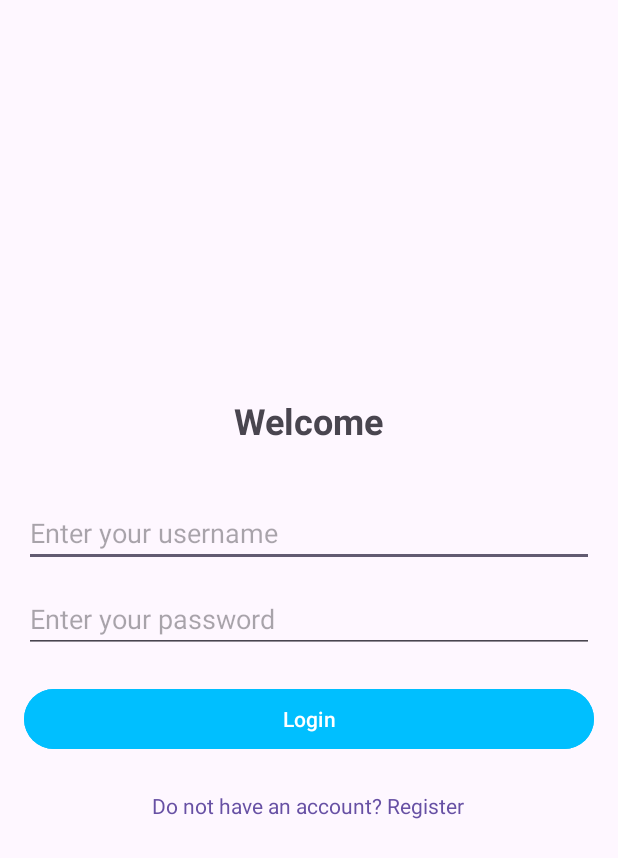
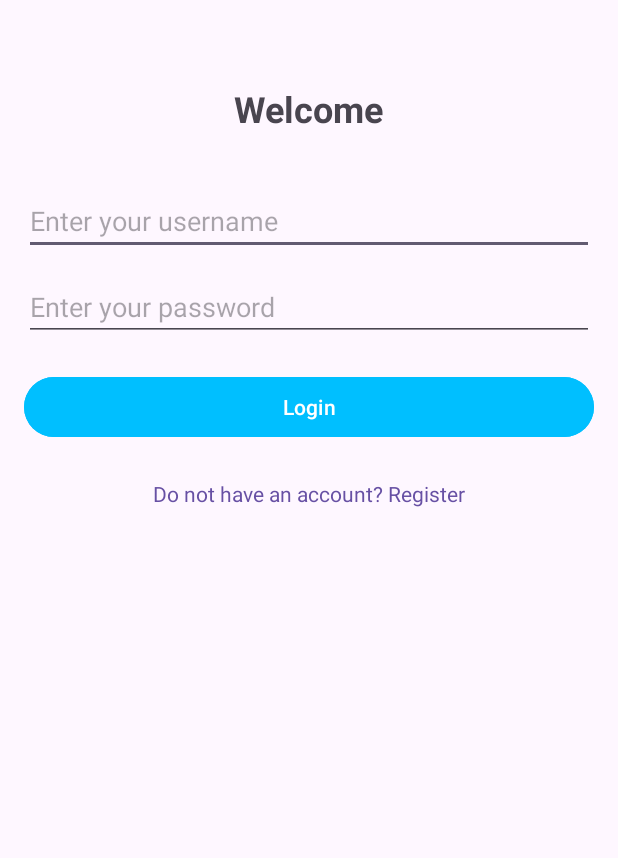
Before and after one commit to xn-dung/demoApp, an Android app: the screen it shows after launch (MainActivity), on a phone screen of 412 x 824 dp. Shown: the top 858 px of the screen. Run offline under Robolectric (Android 15) with nearby library versions, the phone set to English and light mode, and no system bars; our stand-ins replace Volley.

Commit message:
gồm cả backend và activity

```diff
--- a/app/build.gradle.kts
+++ b/app/build.gradle.kts
@@ -40,6 +40,6 @@ dependencies {
     testImplementation(libs.junit)
     androidTestImplementation(libs.ext.junit)
     androidTestImplementation(libs.espresso.core)
-    implementation("mysql:mysql-connector-java:8.1.0")
+    implementation("com.android.volley:volley:1.2.1")
 
 }
--- a/app/src/main/AndroidManifest.xml
+++ b/app/src/main/AndroidManifest.xml
@@ -1,7 +1,7 @@
 <?xml version="1.0" encoding="utf-8"?>
 <manifest xmlns:android="http://schemas.android.com/apk/res/android"
     xmlns:tools="http://schemas.android.com/tools">
-
+    <uses-permission android:name="android.permission.INTERNET" />
     <application
         android:allowBackup="true"
         android:dataExtractionRules="@xml/data_extraction_rules"
@@ -10,7 +10,8 @@
         android:label="@string/app_name"
         android:roundIcon="@mipmap/ic_launcher_round"
         android:supportsRtl="true"
-        android:theme="@style/Theme.MyApplication">
+        android:theme="@style/Theme.MyApplication"
+        android:networkSecurityConfig="@xml/network_security_config">
         <activity
             android:name=".UI.MainActivity"
             android:exported="true">
--- a/app/src/main/java/com/example/myapplication/data/dao/UserDAO.java
+++ /dev/null
@@ -1,4 +0,0 @@
-package com.example.myapplication.data.dao;
-
-public class UserDAO extends DAO {
-}
--- a/app/src/main/res/layout/activity_main.xml
+++ b/app/src/main/res/layout/activity_main.xml
@@ -9,85 +9,83 @@
     android:padding="16dp"
     tools:context=".UI.MainActivity">
 
+    <ScrollView
+        android:layout_width="0dp"
+        android:layout_height="0dp"
+        app:layout_constraintTop_toTopOf="parent"
+        app:layout_constraintBottom_toBottomOf="parent"
+        app:layout_constraintStart_toStartOf="parent"
+        app:layout_constraintEnd_toEndOf="parent"
+        android:fillViewport="true">
+
+        <LinearLayout
+            android:layout_width="match_parent"
+            android:layout_height="wrap_content"
+            android:orientation="vertical">
+
+            <ImageView
+                android:id="@+id/imageView3"
+                android:layout_width="wrap_content"
+                android:layout_height="wrap_content"
+                android:layout_gravity="center_horizontal"
+                android:layout_marginTop="16dp"
+                android:layout_marginBottom="24dp"
+                tools:srcCompat="@tools:sample/avatars" />
+
             <TextView
                 android:id="@+id/titleText"
                 android:layout_width="wrap_content"
                 android:layout_height="wrap_content"
-        android:layout_marginTop="248dp"
+                android:layout_gravity="center_horizontal"
                 android:text="@string/apptitle"
                 android:textSize="24sp"
-        android:textStyle="bold"
-        app:layout_constraintEnd_toEndOf="parent"
-        app:layout_constraintStart_toStartOf="parent"
-        app:layout_constraintTop_toTopOf="parent" />
+                android:textStyle="bold" />
 
             <EditText
                 android:id="@+id/username"
-        android:layout_width="0dp"
+                android:layout_width="match_parent"
                 android:layout_height="wrap_content"
                 android:layout_marginTop="36dp"
                 android:hint="Enter your username"
-        android:inputType="textPersonName"
-        app:layout_constraintEnd_toEndOf="parent"
-        app:layout_constraintHorizontal_bias="0.0"
-        app:layout_constraintStart_toStartOf="parent"
-        app:layout_constraintTop_toBottomOf="@id/titleText" />
+                android:inputType="textPersonName" />
 
             <EditText
                 android:id="@+id/password"
-        android:layout_width="0dp"
+                android:layout_width="match_parent"
                 android:layout_height="wrap_content"
                 android:layout_marginTop="12dp"
                 android:hint="Enter your password"
-        android:inputType="textPassword"
-        app:layout_constraintEnd_toEndOf="parent"
-        app:layout_constraintHorizontal_bias="0.0"
-        app:layout_constraintStart_toStartOf="parent"
-        app:layout_constraintTop_toBottomOf="@id/username" />
+                android:inputType="textPassword" />
 
             <Button
                 android:id="@+id/btnLogin"
-        android:layout_width="0dp"
+                android:layout_width="match_parent"
                 android:layout_height="wrap_content"
                 android:layout_marginTop="20dp"
                 android:backgroundTint="@color/green_pastel"
-        android:text="Login"
-        app:layout_constraintEnd_toEndOf="parent"
-        app:layout_constraintHorizontal_bias="0.0"
-        app:layout_constraintStart_toStartOf="parent"
-        app:layout_constraintTop_toBottomOf="@id/password" />
+                android:text="Login" />
 
             <TextView
                 android:id="@+id/textViewLinkRegister"
                 android:layout_width="wrap_content"
                 android:layout_height="wrap_content"
+                android:layout_gravity="center_horizontal"
                 android:layout_marginTop="24dp"
                 android:clickable="true"
                 android:focusable="true"
                 android:text="Do not have an account? Register"
-        android:textColor="?android:attr/textColorLink"
-        app:layout_constraintEnd_toEndOf="parent"
-        app:layout_constraintHorizontal_bias="0.497"
-        app:layout_constraintStart_toStartOf="parent"
-        app:layout_constraintTop_toBottomOf="@id/btnLogin" />
+                android:textColor="?android:attr/textColorLink" />
 
             <TextView
                 android:id="@+id/errorMessage"
                 android:layout_width="wrap_content"
                 android:layout_height="wrap_content"
+                android:layout_gravity="center_horizontal"
+                android:layout_marginTop="16dp"
                 android:textColor="@android:color/holo_red_dark"
-        android:visibility="invisible"
-        app:layout_constraintTop_toBottomOf="@id/textViewLinkRegister"
-        app:layout_constraintStart_toStartOf="parent"
-        app:layout_constraintEnd_toEndOf="parent"
-        android:layout_marginTop="8dp"/>
+                android:visibility="invisible" />
 
-    <ImageView
-        android:id="@+id/imageView3"
-        android:layout_width="wrap_content"
-        android:layout_height="wrap_content"
-        tools:layout_editor_absoluteX="128dp"
-        tools:layout_editor_absoluteY="61dp"
-        tools:srcCompat="@tools:sample/avatars" />
+        </LinearLayout>
+    </ScrollView>
 
 </androidx.constraintlayout.widget.ConstraintLayout>
--- /dev/null
+++ b/app/src/main/res/xml/network_security_config.xml
@@ -0,0 +1,6 @@
+<?xml version="1.0" encoding="utf-8"?>
+<network-security-config>
+    <domain-config cleartextTrafficPermitted="true">
+        <domain includeSubdomains="true">kdq3qv45-3000.asse.devtunnels.ms</domain>
+    </domain-config>
+</network-security-config>
```
Also changed, not shown: app/src/main/java/com/example/myapplication/UI/MainActivity.java (+45 -1 lines), app/src/main/java/com/example/myapplication/data/dao/DAO.java (deleted, +0 -26 lines), app/src/main/java/com/example/myapplication/model/User.java (+56 -0 lines), 3 other files. Lines whose indentation alone changed are shown as unchanged.
